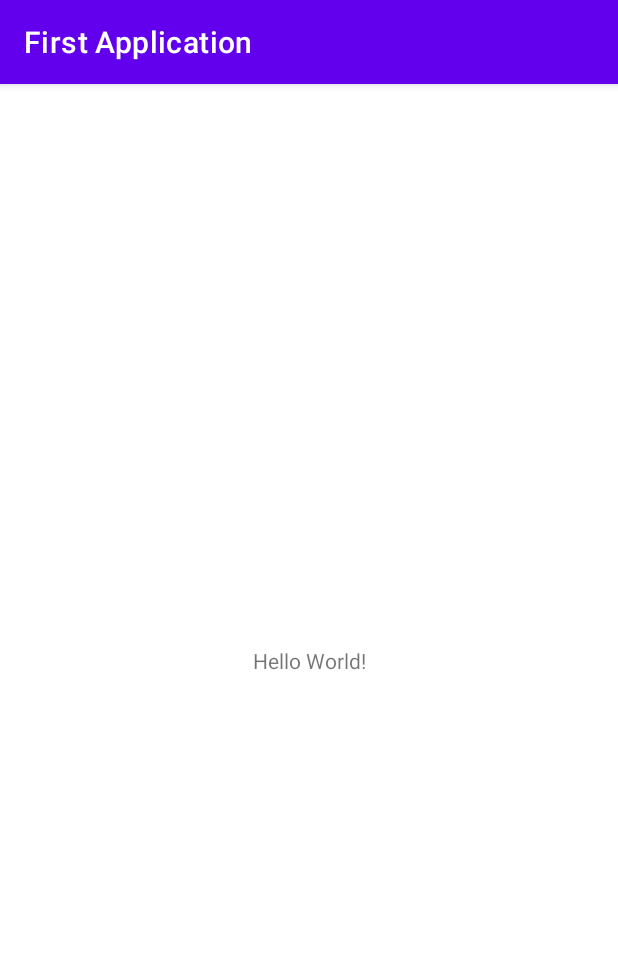
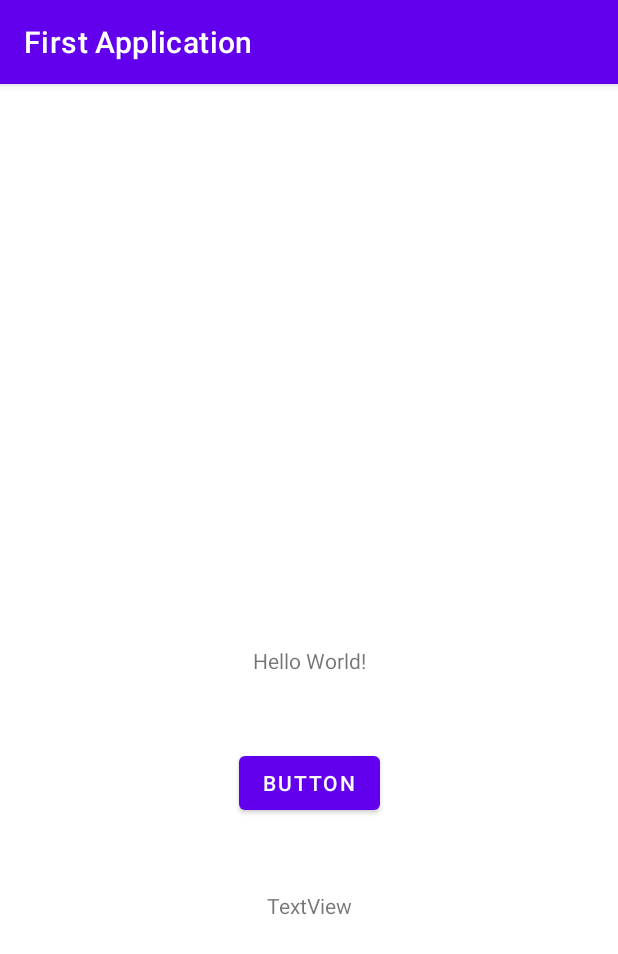
Before and after one commit to Korkmatik/Smartphone-Software-Development, an Android app: the screen it shows after launch (MainActivity), on a phone screen of 412 x 824 dp. Shown: the top 954 px of the screen. Run offline under Robolectric (Android 15) with nearby library versions, the phone set to English and light mode, and no system bars.

Commit message:
Add Button and TextView

```diff
--- a/FirstApplication/app/src/main/res/layout/activity_main.xml
+++ b/FirstApplication/app/src/main/res/layout/activity_main.xml
@@ -7,6 +7,7 @@
     tools:context=".MainActivity">
 
     <TextView
+        android:id="@+id/textView"
         android:layout_width="wrap_content"
         android:layout_height="wrap_content"
         android:text="Hello World!"
@@ -15,4 +16,24 @@
         app:layout_constraintRight_toRightOf="parent"
         app:layout_constraintTop_toTopOf="parent" />
 
+    <Button
+        android:id="@+id/button"
+        android:layout_width="wrap_content"
+        android:layout_height="wrap_content"
+        android:layout_marginTop="48dp"
+        android:text="Button"
+        app:layout_constraintEnd_toEndOf="parent"
+        app:layout_constraintStart_toStartOf="parent"
+        app:layout_constraintTop_toBottomOf="@+id/textView" />
+
+    <TextView
+        android:id="@+id/textView2"
+        android:layout_width="wrap_content"
+        android:layout_height="wrap_content"
+        android:layout_marginTop="48dp"
+        android:text="TextView"
+        app:layout_constraintEnd_toEndOf="parent"
+        app:layout_constraintStart_toStartOf="parent"
+        app:layout_constraintTop_toBottomOf="@+id/button" />
+
 </androidx.constraintlayout.widget.ConstraintLayout>
```
Also changed, not shown: 1 other file.
